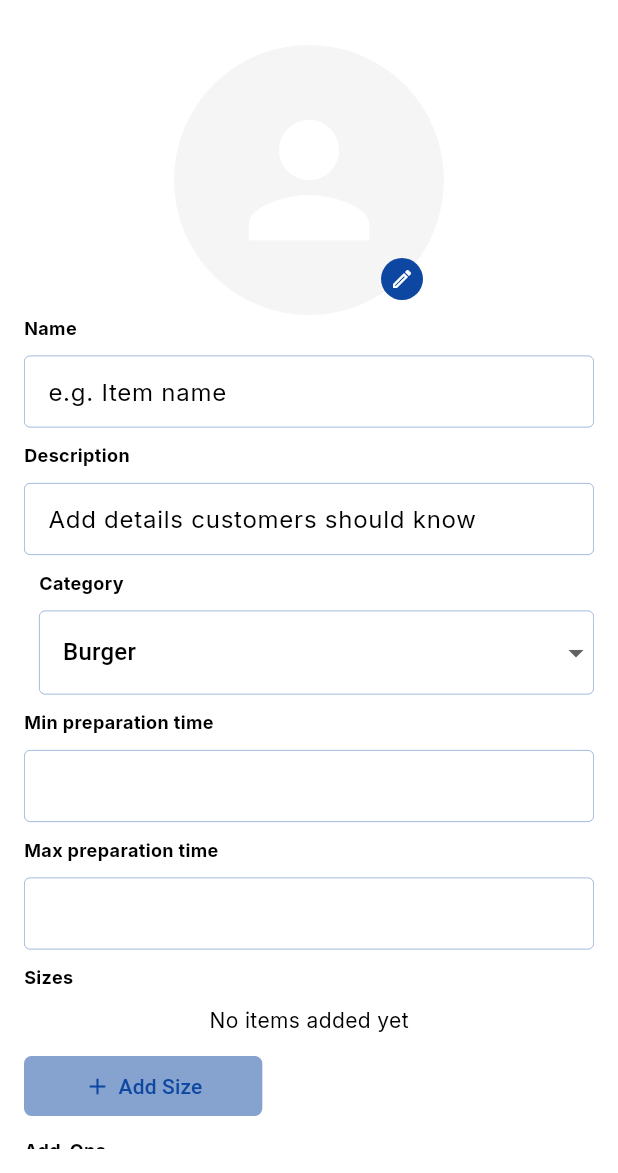
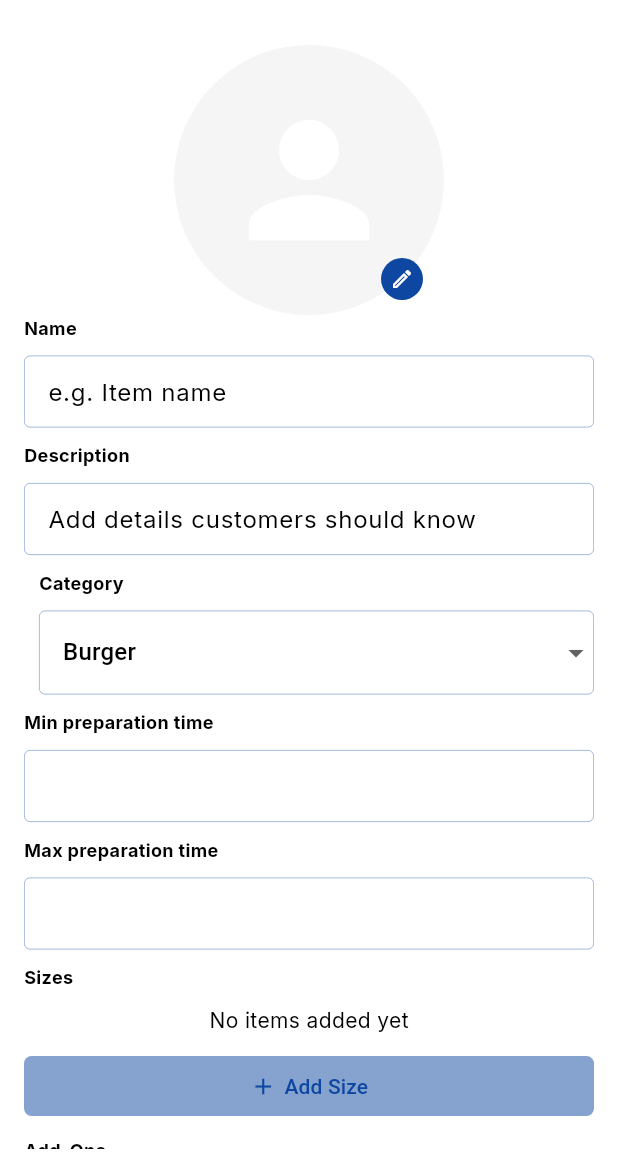
Before and after one commit to muong-gekheang/Capstone-project-queue-station, a Flutter app: the MenuManagement screen opened directly, after a tap on "Add Item", on a phone screen of 412 x 824 dp, the part 63-1236 px from its top. Run offline on Flutter 3.47's test engine with Material 3 defaults, Android fonts, the phone set to English and light mode, and no system bars; our stand-ins replace dotted_line, fl_chart, flutter_slidable, flutter_svg, go_router, google_fonts and 3 more; accounts and stored records are empty.

```diff
--- a/lib/models/restaurant/menu_item.dart
+++ b/lib/models/restaurant/menu_item.dart
@@ -29,6 +29,32 @@ class MenuItem {
   }) : sizes = sizes ?? [],
        addOns = addOns ?? [];
 
+  MenuItem copyWith({
+    String? id,
+    String? image,
+    String? name,
+    String? description,
+    int? minPrepTimeMinutes,
+    int? maxPrepTimeMinutes,
+    MenuItemCategory? category,
+    List<MenuSize>? sizes,
+    List<AddOn>? addOns,
+    bool? isAvailable,
+  }){
+    return MenuItem(
+      id: id ?? this.id,
+      image: image ?? this.image,
+      name: name ?? this.name,
+      description: description ?? this.description,
+      minPrepTimeMinutes: minPrepTimeMinutes ?? this.minPrepTimeMinutes,
+      maxPrepTimeMinutes: maxPrepTimeMinutes ?? this.maxPrepTimeMinutes,
+      category: category ?? this.category,
+      sizes: sizes ?? List<MenuSize>.from(this.sizes),
+      addOns: addOns ?? List<AddOn>.from(this.addOns),
+      isAvailable: isAvailable ?? this.isAvailable,
+    );
+  }
+
   double cheapestPrice() {
     if (sizes.isEmpty) return 0.0;
     return sizes.map((s) => s.price).reduce((a, b) => a < b ? a : b);
--- a/lib/ui/screens/notification/store_order_screen.dart
+++ b/lib/ui/screens/notification/store_order_screen.dart
@@ -75,10 +75,6 @@ class _StoreOrderScreenState extends State<StoreOrderScreen> {
                         context
                             .read<StoreOrderNotificationProvider>()
                             .acceptAllIncomingOrder(queueEntry);
-
-                        ScaffoldMessenger.of(context).showSnackBar(
-                          const SnackBar(content: Text('All items accepted')),
-                        );
                       },
                       backgroundColor: AppTheme.primaryColor,
                       textColor: AppTheme.naturalWhite,
--- a/lib/ui/screens/store_side/store_management/menu_management.dart
+++ b/lib/ui/screens/store_side/store_management/menu_management.dart
@@ -136,8 +136,7 @@ class _MenuManagementState extends State<MenuManagement> {
                         onTap: () {
                           setState(() {
                             selectedIndex = index;
-                            selectedCategoryId =
-                                mockMenuCategories[index].id;
+                            selectedCategoryId = mockMenuCategories[index].id;
                           });
                         },
                       ),
--- a/lib/ui/widgets/menu_card_widget.dart
+++ b/lib/ui/widgets/menu_card_widget.dart
@@ -6,21 +6,36 @@ import 'package:queue_station_app/ui/screens/store_side/store_management/edit_me
 import 'package:queue_station_app/ui/screens/store_side/store_management/menu_detail.dart';
 import 'package:queue_station_app/ui/widgets/delete-menu-pop-up.dart';
 
-class MenuCardWidget extends StatelessWidget {
+class MenuCardWidget extends StatefulWidget {
   final MenuItem menu;
   final VoidCallback? onDelete;
   const MenuCardWidget({super.key, required this.menu, this.onDelete});
 
   @override
+  State<MenuCardWidget> createState() => _MenuCardWidgetState();
+}
+
+class _MenuCardWidgetState extends State<MenuCardWidget> {
+  @override
   Widget build(BuildContext context) {
     return GestureDetector(
-      onTap: () {
+      onTap: widget.menu.isAvailable
+          ? () {
               Navigator.push(
                 context,
-          MaterialPageRoute(builder: (context) => MenuDetail(menu: menu)),
-        );
-      },
-      child: Card(
+                MaterialPageRoute(
+                  builder: (context) => MenuDetail(menu: widget.menu),
+                ),
+              ).then((_) {
+                setState(() {
+                  print('menu Availability ${widget.menu.isAvailable}');
+                });
+              });
+            }
+          : null,
+      child: Stack(
+        children: [
+          Card(
             color: Colors.white,
             child: Container(
               decoration: BoxDecoration(
@@ -45,8 +60,10 @@ class MenuCardWidget extends StatelessWidget {
                         width: 60,
                         height: 60,
                         decoration: BoxDecoration(
-                      image: menu.image != null
-                          ? DecorationImage(image: AssetImage(menu.image!))
+                          image: widget.menu.image != null
+                              ? DecorationImage(
+                                  image: AssetImage(widget.menu.image!),
+                                )
                               : DecorationImage(
                                   image: AssetImage(
                                     'assets/images/default_menu.jpg',
@@ -59,7 +76,7 @@ class MenuCardWidget extends StatelessWidget {
                         crossAxisAlignment: CrossAxisAlignment.start,
                         children: [
                           Text(
-                        menu.name,
+                            widget.menu.name,
                             style: TextStyle(
                               fontWeight: FontWeight.w500,
                               color: Colors.black,
@@ -69,17 +86,23 @@ class MenuCardWidget extends StatelessWidget {
                           Row(
                             children: [
                               Text(
-                            menu.category.name,
-                            style: TextStyle(color: Colors.grey, fontSize: 12),
+                                widget.menu.category.name,
+                                style: TextStyle(
+                                  color: Colors.grey,
+                                  fontSize: 12,
+                                ),
                               ),
                               SizedBox(width: 5),
                               Text(
                                 "•",
-                            style: TextStyle(color: Colors.grey, fontSize: 12),
+                                style: TextStyle(
+                                  color: Colors.grey,
+                                  fontSize: 12,
+                                ),
                               ),
                               SizedBox(width: 5),
                               Text(
-                            "\$${menu.cheapestPrice().toStringAsFixed(2)}",
+                                "\$${widget.menu.cheapestPrice().toStringAsFixed(2)}",
                                 style: TextStyle(
                                   color: const Color.fromRGBO(255, 104, 53, 1),
                                   fontSize: 12,
@@ -88,9 +111,11 @@ class MenuCardWidget extends StatelessWidget {
                             ],
                           ),
                           Text(
-                        menu.isAvailable ? "Available" : "Not Available",
+                            widget.menu.isAvailable
+                                ? "Available"
+                                : "Not Available",
                             style: TextStyle(
-                          color: menu.isAvailable
+                              color: widget.menu.isAvailable
                                   ? Color.fromRGBO(16, 185, 129, 1)
                                   : Color.fromRGBO(230, 57, 70, 1),
                               fontSize: 13,
@@ -100,7 +125,6 @@ class MenuCardWidget extends StatelessWidget {
                       ),
                     ],
                   ),
-
                   Row(
                     children: [
                       IconButton(
@@ -109,7 +133,7 @@ class MenuCardWidget extends StatelessWidget {
                             context,
                             MaterialPageRoute(
                               builder: (context) =>
-                              EditMenuScreen(existingMenu: menu),
+                                  EditMenuScreen(existingMenu: widget.menu),
                             ),
                           );
                         },
@@ -125,11 +149,12 @@ class MenuCardWidget extends StatelessWidget {
                             context: context,
                             builder: (context) => DeleteMenuPopUp(
                               message: 'Are you sure you want to delete ',
-                          menu: menu,
+                              menu: widget.menu,
                             ),
                           );
-                      if (deleteConfirmation == true && onDelete != null) {
-                        onDelete!();
+                          if (deleteConfirmation == true &&
+                              widget.onDelete != null) {
+                            widget.onDelete!();
                           }
                         },
                         icon: Icon(
@@ -145,6 +170,17 @@ class MenuCardWidget extends StatelessWidget {
               ),
             ),
           ),
+          if (!widget.menu.isAvailable)
+            Positioned.fill(
+              child: Container(
+                decoration: BoxDecoration(
+                  borderRadius: BorderRadius.circular(12),
+                  color: AppTheme.naturalBlack.withAlpha(127),
+                ),
+              ),
+            ),
+        ],
+      ),
     );
   }
 }
--- a/lib/ui/widgets/menu_form_widget.dart
+++ b/lib/ui/widgets/menu_form_widget.dart
@@ -126,14 +126,23 @@ class _MenuFormState extends State<MenuForm> {
     final String name = _nameController.text.trim();
     final String description = _descriptionController.text.trim();
     // final double? parsedPrice = double.tryParse(_priceController.text.trim());
-    final int? minPrep = int.tryParse(_minTimeController.text.trim());
-    final int? maxPrep = int.tryParse(_maxTimeController.text.trim());
+    final int minPrep = int.tryParse(_minTimeController.text.trim()) ?? 0;
+    final int maxPrep = int.tryParse(_maxTimeController.text.trim()) ?? 0;
 
     if (selectedCategory == null || selectedCategory!.id == "-1") {
       ScaffoldMessenger.of(context).showSnackBar(
         const SnackBar(content: Text("Please select a valid category")),
       );
       return;
+    }
+
+    if (minPrep > maxPrep) {
+      ScaffoldMessenger.of(context).showSnackBar(
+        const SnackBar(
+          content: Text("Min preparation time cannot be greater than max time"),
+        ),
+      );
+      return; // prevent saving
     }
 
     // Update menuSizes price from controllers
@@ -157,9 +166,6 @@ class _MenuFormState extends State<MenuForm> {
       }
     }
 
-    for (AddOn addOn in addOns) {
-      addOns.add(addOn);
-    }
 
     final MenuItem newMenu = MenuItem(
       id: Uuid().v4(),
@@ -344,7 +350,9 @@ class _MenuFormState extends State<MenuForm> {
                   },
                 ),
 
-                ButtonWidget(
+                SizedBox(
+                  width: double.infinity,
+                  child: ButtonWidget(
                     leadingIcon: Icons.add,
                     title: 'Add Size',
                     onPressed: () async {
@@ -378,6 +386,7 @@ class _MenuFormState extends State<MenuForm> {
                     ),
                     borderRadius: 5,
                   ),
+                ),
                 const SizedBox(height: 10),
                 const Text(
                   'Add-Ons',
@@ -392,7 +401,9 @@ class _MenuFormState extends State<MenuForm> {
                   },
                 ),
                 const SizedBox(height: 10),
-                ButtonWidget(
+                SizedBox(
+                  width: double.infinity,
+                  child: ButtonWidget(
                     leadingIcon: Icons.add,
                     title: 'Add Add-Ons',
                     onPressed: () async {
@@ -414,12 +425,11 @@ class _MenuFormState extends State<MenuForm> {
                         });
                       }
                     },
-                  backgroundColor: Theme.of(
-                    context,
-                  ).colorScheme.secondary.withAlpha(127),
-                  textColor: Theme.of(context).colorScheme.secondary,
+                    backgroundColor: AppTheme.secondaryColor.withAlpha(127),
+                    textColor: AppTheme.secondaryColor,
                     padding: EdgeInsets.symmetric(horizontal: 40, vertical: 5),
                     borderRadius: 5,
+                  ),
                 ),
 
                 const SizedBox(height: 10),
@@ -431,8 +441,8 @@ class _MenuFormState extends State<MenuForm> {
                       ButtonWidget(
                         title: 'Cancel',
                         onPressed: () => Navigator.pop(context),
-                        backgroundColor: Theme.of(context).colorScheme.surface,
-                        textColor: Theme.of(context).colorScheme.secondary,
+                        backgroundColor: AppTheme.naturalWhite,
+                        textColor: AppTheme.secondaryColor,
                         padding: const EdgeInsets.symmetric(
                           horizontal: 40,
                           vertical: 5,
@@ -441,8 +451,8 @@ class _MenuFormState extends State<MenuForm> {
                       ButtonWidget(
                         title: 'Save',
                         onPressed: onSave,
-                        backgroundColor: Theme.of(context).colorScheme.primary,
-                        textColor: Theme.of(context).colorScheme.surface,
+                        backgroundColor: AppTheme.primaryColor,
+                        textColor: AppTheme.naturalWhite,
                         padding: const EdgeInsets.symmetric(
                           horizontal: 40,
                           vertical: 5,
```
Also changed, not shown: lib/ui/screens/store_side/store_management/menu_detail.dart (+48 -13 lines). Lines whose indentation alone changed are shown as unchanged.
